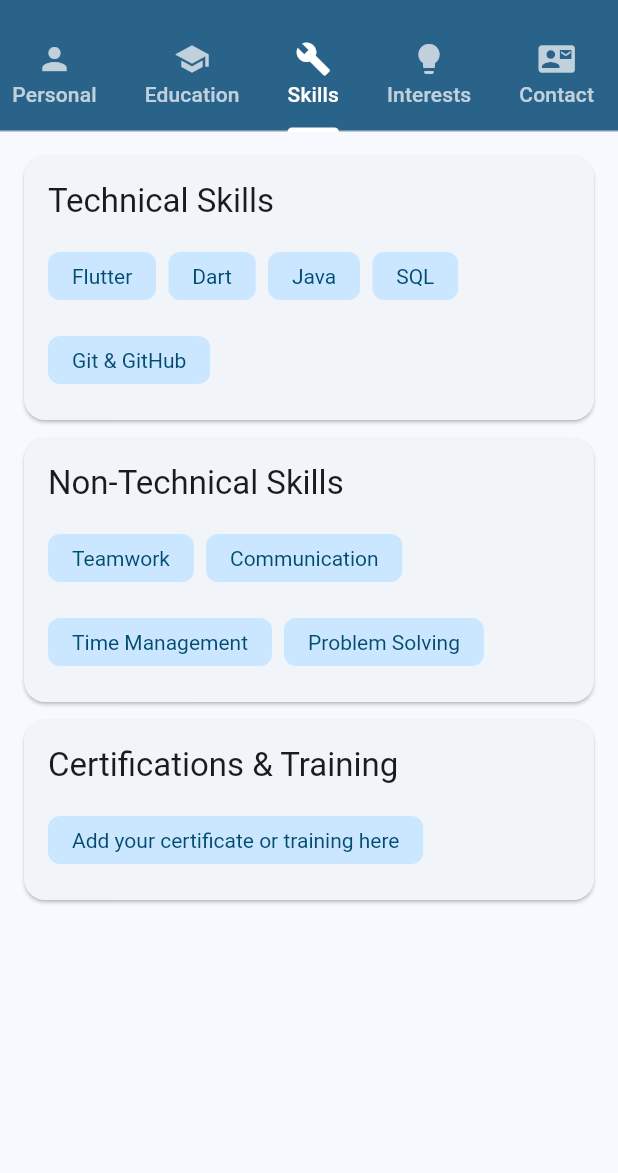
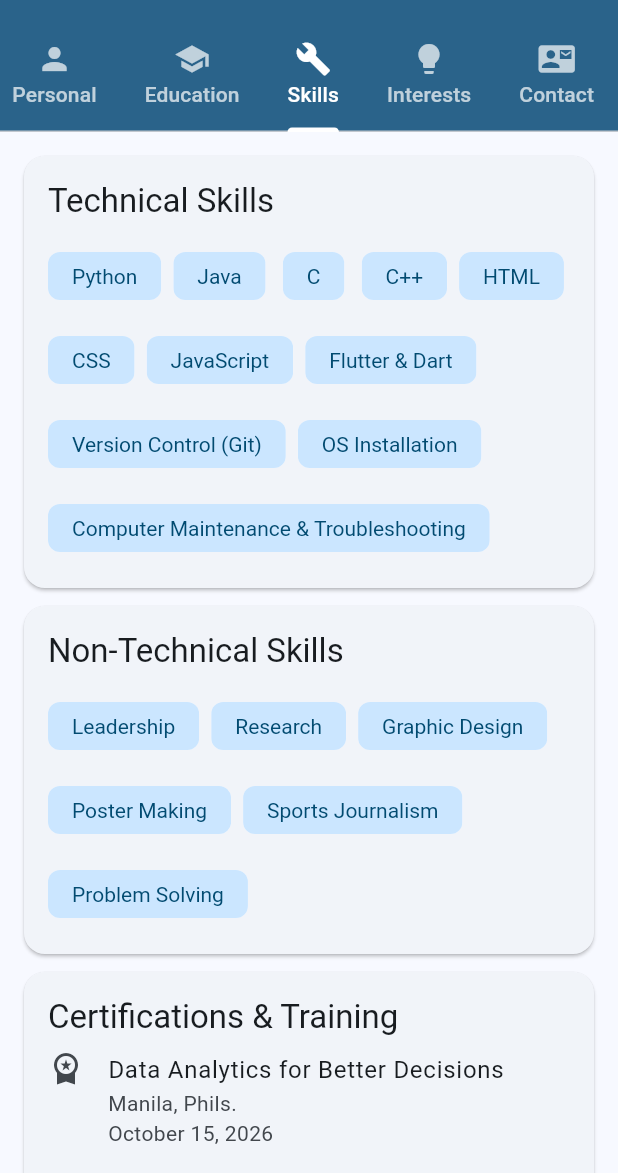
Before and after one commit to lcct-24-13115/my_portfolio, a Flutter app: the screen it shows after launch, tab 3 chosen, on a phone screen of 412 x 824 dp, the part 63-1236 px from its top. Run offline on Flutter 3.47's test engine with Material 3 defaults, Android fonts, the phone set to English and light mode, and no system bars.

Commit message:
Add personal info and photo, remove stray folder

```diff
--- a/lib/screens/contact_tab.dart
+++ b/lib/screens/contact_tab.dart
@@ -9,13 +9,12 @@ import '../app_theme.dart';
 class ContactTab extends StatelessWidget {
   const ContactTab({super.key});
 
-  // TODO: Replace with your real contact details.
   // Format: (icon, label, value)
   static const List<(IconData, String, String)> _items = [
-    (Icons.email, 'Email', 'your.email@example.com'),
-    (Icons.phone, 'Phone', '+63 900 000 0000'),
-    (Icons.facebook, 'Facebook', 'facebook.com/your.profile'),
+    (Icons.email, 'Email', 'cassandraalemania@gmail.com'),
+    (Icons.phone, 'Phone', '0956-297-3655'),
     (Icons.link, 'GitHub', 'github.com/lcct-24-13115'),
+    (Icons.location_on, 'Location', 'Tanauan City, Batangas'),
   ];
 
   /// Copies [value] to the clipboard and confirms with a SnackBar.
--- a/lib/screens/education_tab.dart
+++ b/lib/screens/education_tab.dart
@@ -6,22 +6,31 @@ import '../app_theme.dart';
 class EducationTab extends StatelessWidget {
   const EducationTab({super.key});
 
-  // TODO: Replace the school names, strand, and years with your real ones.
   // Kept in a list (newest first) so the UI code below stays short.
-  // Format: (school, degree, years)
+  // Format: (school, degree / level, years)
   static const List<(String, String, String)> _items = [
     (
       'La Consolacion College Tanauan',
       'Bachelor of Science in Information Technology',
-      '2023 - Present'
+      '2024 - Present'
     ),
     (
-      'Your Senior High School',
-      'Senior High School (Your Strand)',
+      'National Teachers College',
+      'Bachelor of Science in Accountancy',
+      '2023 - 2024'
+    ),
+    (
+      'Immaculate Heart of Mary College Inc.',
+      'Senior High School - Science, Technology, Engineering and '
+          'Mathematics (STEM)',
       '2021 - 2023'
     ),
-    ('Your Junior High School', 'Junior High School', '2017 - 2021'),
-    ('Your Elementary School', 'Elementary', '2011 - 2017'),
+    (
+      'San Juan City Integrated High School',
+      'High School',
+      '2016 - 2021'
+    ),
+    ('San Juan City Integrated School', 'Elementary', '2010 - 2016'),
   ];
 
   @override
--- a/lib/screens/interests_tab.dart
+++ b/lib/screens/interests_tab.dart
@@ -6,26 +6,48 @@ import '../app_theme.dart';
 class InterestsTab extends StatelessWidget {
   const InterestsTab({super.key});
 
-  // TODO: Replace the descriptions with your own words and real projects.
   // Format: (icon, title, description)
   static const List<(IconData, String, String)> _items = [
     (
+      Icons.code,
+      'Programming & Web Development',
+      'Building programs and websites with Python, Java, C++, HTML, CSS '
+          'and JavaScript.'
+    ),
+    (
       Icons.phone_android,
       'Mobile App Development',
-      'Building cross-platform apps with Flutter and Dart, focusing on '
-          'clean interfaces and a smooth user experience.'
+      'Creating cross-platform apps with Flutter and Dart, focusing on '
+          'clean design and a smooth user experience.'
+    ),
+    (
+      Icons.psychology,
+      'AI, Machine Learning & Data Analytics',
+      'Attending seminars on machine learning, AI in industry, and data '
+          'analytics to learn how data supports better decisions.'
     ),
     (
       Icons.science,
-      'Area of Research',
-      'Describe a topic you are curious about, e.g. mobile app usability '
-          'or emerging technologies.'
+      'Research',
+      'Research Excellence Awardee (2023). Interested in using research '
+          'to solve real problems with technology.'
+    ),
+    (
+      Icons.brush,
+      'Graphic Design',
+      'Champion, LCC Tanauan Graphic Design Contest (2024).'
     ),
     (
       Icons.folder_special,
       'Notable Projects',
-      'Tom and Jerry game (Flutter), My Portfolio app. Add any '
-          'publications or other projects here.'
+      'Tom and Jerry game (Flutter) and this Portfolio app (Flutter).'
+    ),
+    (
+      Icons.emoji_events,
+      'Achievements',
+      'Dean\'s Lister, La Consolacion College Tanauan (2025). Second '
+          'Runner-Up, Organizational Performance (2024). Leadership '
+          'Awardee, Immaculate Heart of Mary College (2021-2023).'
     ),
   ];
 
--- a/lib/screens/skills_tab.dart
+++ b/lib/screens/skills_tab.dart
@@ -6,26 +6,70 @@ import '../app_theme.dart';
 class SkillsTab extends StatelessWidget {
   const SkillsTab({super.key});
 
-  // TODO: Replace with your real skills and certificates.
   static const List<String> _technical = [
-    'Flutter',
-    'Dart',
+    'Python',
     'Java',
-    'SQL',
-    'Git & GitHub',
+    'C',
+    'C++',
+    'HTML',
+    'CSS',
+    'JavaScript',
+    'Flutter & Dart',
+    'Version Control (Git)',
+    'OS Installation',
+    'Computer Maintenance & Troubleshooting',
   ];
+
   static const List<String> _nonTechnical = [
-    'Teamwork',
-    'Communication',
-    'Time Management',
+    'Leadership',
+    'Research',
+    'Graphic Design',
+    'Poster Making',
+    'Sports Journalism',
     'Problem Solving',
   ];
-  static const List<String> _certifications = [
-    'Add your certificate or training here',
+
+  // Format: (seminar / training, venue, date)
+  static const List<(String, String, String)> _training = [
+    (
+      'Data Analytics for Better Decisions',
+      'Manila, Phils.',
+      'October 15, 2026'
+    ),
+    (
+      'Cloud Tools for Productivity',
+      'Manila, Phils.',
+      'October 14, 2026'
+    ),
+    (
+      'Financial Technology and AI Industry Seminar',
+      'TP ICAP, Bonifacio Global City, Taguig',
+      'March 23, 2026'
+    ),
+    (
+      'Machine Learning and Software Development Seminar',
+      'La Consolacion College Tanauan',
+      'March 18-19, 2026'
+    ),
+    (
+      '2-Day Technical Training: Robotics / Programming / Hackathon',
+      'La Consolacion College Tanauan',
+      'March 18-19, 2026'
+    ),
+    (
+      'Batangas Information Technology Conference (BITCON)',
+      'Lipa City, Batangas',
+      'April 25, 2025'
+    ),
+    (
+      'Intel Seminar: Navigating the AI Frontier',
+      'La Consolacion College Tanauan',
+      'March 25, 2025'
+    ),
   ];
 
   /// Builds one titled card whose items are shown as chips.
-  Widget _section(BuildContext context, String title, List<String> items) {
+  Widget _chipSection(BuildContext context, String title, List<String> items) {
     return Card(
       child: Padding(
         padding: const EdgeInsets.all(16),
@@ -46,14 +90,40 @@ class SkillsTab extends StatelessWidget {
     );
   }
 
+  /// Builds the card listing seminars and trainings attended.
+  Widget _trainingSection(BuildContext context) {
+    return Card(
+      child: Padding(
+        padding: const EdgeInsets.symmetric(vertical: 16),
+        child: Column(
+          crossAxisAlignment: CrossAxisAlignment.start,
+          children: [
+            Padding(
+              padding: const EdgeInsets.symmetric(horizontal: 16),
+              child: Text('Certifications & Training',
+                  style: Theme.of(context).textTheme.titleLarge),
+            ),
+            for (final (title, venue, date) in _training)
+              ListTile(
+                leading: const Icon(Icons.workspace_premium),
+                title: Text(title),
+                subtitle: Text('$venue\n$date'),
+                isThreeLine: true,
+              ),
+          ],
+        ),
+      ),
+    );
+  }
+
   @override
   Widget build(BuildContext context) {
     return ListView(
       padding: AppTheme.pagePadding,
       children: [
-        _section(context, 'Technical Skills', _technical),
-        _section(context, 'Non-Technical Skills', _nonTechnical),
-        _section(context, 'Certifications & Training', _certifications),
+        _chipSection(context, 'Technical Skills', _technical),
+        _chipSection(context, 'Non-Technical Skills', _nonTechnical),
+        _trainingSection(context),
       ],
     );
   }
--- a/my_portfolio-main/lib/app_theme.dart
+++ /dev/null
@@ -1,38 +0,0 @@
-import 'package:flutter/material.dart';
-
-/// Central place for the app's look and feel.
-///
-/// Every screen reads colors and text styles from the theme built here,
-/// which keeps the color scheme, typography, and spacing consistent.
-class AppTheme {
-  AppTheme._(); // Not meant to be instantiated.
-
-  /// Seed color: Material 3 generates the full matching palette from it.
-  static const Color seed = Color(0xFF0B6FA4);
-
-  /// Standard padding used by every tab so layouts line up.
-  static const EdgeInsets pagePadding = EdgeInsets.all(16);
-
-  static ThemeData get light {
-    final scheme = ColorScheme.fromSeed(seedColor: seed);
-    return ThemeData(
-      useMaterial3: true,
-      colorScheme: scheme,
-      appBarTheme: AppBarTheme(
-        backgroundColor: scheme.primary,
-        foregroundColor: Colors.white,
-        centerTitle: true,
-      ),
-      cardTheme: CardThemeData(
-        elevation: 1,
-        margin: const EdgeInsets.only(bottom: 12),
-        shape: RoundedRectangleBorder(borderRadius: BorderRadius.circular(14)),
-      ),
-      chipTheme: ChipThemeData(
-        backgroundColor: scheme.primaryContainer,
-        labelStyle: TextStyle(color: scheme.onPrimaryContainer),
-        side: BorderSide.none,
-      ),
-    );
-  }
-}
--- a/my_portfolio-main/lib/main.dart
+++ /dev/null
@@ -1,67 +0,0 @@
-import 'package:flutter/material.dart';
-
-import 'app_theme.dart';
-import 'screens/contact_tab.dart';
-import 'screens/education_tab.dart';
-import 'screens/interests_tab.dart';
-import 'screens/personal_info_tab.dart';
-import 'screens/skills_tab.dart';
-
-void main() => runApp(const PortfolioApp());
-
-/// Root widget. The theme is defined once in [AppTheme] so every
-/// screen shares the same colors and typography.
-class PortfolioApp extends StatelessWidget {
-  const PortfolioApp({super.key});
-
-  @override
-  Widget build(BuildContext context) {
-    return MaterialApp(
-      title: 'My Portfolio',
-      debugShowCheckedModeBanner: false,
-      theme: AppTheme.light,
-      home: const HomePage(),
-    );
-  }
-}
-
-/// Main page: a [TabBar] in the app bar and a [TabBarView] for the content.
-class HomePage extends StatelessWidget {
-  const HomePage({super.key});
-
-  @override
-  Widget build(BuildContext context) {
-    return DefaultTabController(
-      length: 5, // Must equal the number of tabs AND the number of views.
-      child: Scaffold(
-        appBar: AppBar(
-          title: const Text('My Portfolio'),
-          bottom: const TabBar(
-            isScrollable: true,
-            tabAlignment: TabAlignment.center,
-            labelColor: Colors.white,
-            unselectedLabelColor: Colors.white70,
-            indicatorColor: Colors.white,
-            tabs: [
-              Tab(icon: Icon(Icons.person), text: 'Personal'),
-              Tab(icon: Icon(Icons.school), text: 'Education'),
-              Tab(icon: Icon(Icons.build), text: 'Skills'),
-              Tab(icon: Icon(Icons.lightbulb), text: 'Interests'),
-              Tab(icon: Icon(Icons.contact_mail), text: 'Contact'),
-            ],
-          ),
-        ),
-        // Order here must match the order of the tabs above.
-        body: const TabBarView(
-          children: [
-            PersonalInfoTab(),
-            EducationTab(),
-            SkillsTab(),
-            InterestsTab(),
-            ContactTab(),
-          ],
-        ),
-      ),
-    );
-  }
-}
--- a/my_portfolio-main/lib/screens/skills_tab.dart
+++ /dev/null
@@ -1,60 +0,0 @@
-import 'package:flutter/material.dart';
-
-import '../app_theme.dart';
-
-/// Third tab: technical skills, non-technical skills, certifications.
-class SkillsTab extends StatelessWidget {
-  const SkillsTab({super.key});
-
-  // TODO: Replace with your real skills and certificates.
-  static const List<String> _technical = [
-    'Flutter',
-    'Dart',
-    'Java',
-    'SQL',
-    'Git & GitHub',
-  ];
-  static const List<String> _nonTechnical = [
-    'Teamwork',
-    'Communication',
-    'Time Management',
-    'Problem Solving',
-  ];
-  static const List<String> _certifications = [
-    'Add your certificate or training here',
-  ];
-
-  /// Builds one titled card whose items are shown as chips.
-  Widget _section(BuildContext context, String title, List<String> items) {
-    return Card(
-      child: Padding(
-        padding: const EdgeInsets.all(16),
-        child: Column(
-          crossAxisAlignment: CrossAxisAlignment.start,
-          children: [
-            Text(title, style: Theme.of(context).textTheme.titleLarge),
-            const SizedBox(height: 12),
-            // Wrap places chips in rows and starts a new line when full.
-            Wrap(
-              spacing: 8,
-              runSpacing: 8,
-              children: [for (final s in items) Chip(label: Text(s))],
-            ),
-          ],
-        ),
-      ),
-    );
-  }
-
-  @override
-  Widget build(BuildContext context) {
-    return ListView(
-      padding: AppTheme.pagePadding,
-      children: [
-        _section(context, 'Technical Skills', _technical),
-        _section(context, 'Non-Technical Skills', _nonTechnical),
-        _section(context, 'Certifications & Training', _certifications),
-      ],
-    );
-  }
-}
```
Also changed, not shown: lib/screens/personal_info_tab.dart (+7 -5 lines), my_portfolio-main/analysis_options.yaml (deleted, +0 -38 lines), my_portfolio-main/lib/screens/contact_tab.dart (deleted, +0 -48 lines), my_portfolio-main/lib/screens/education_tab.dart (deleted, +0 -44 lines), my_portfolio-main/lib/screens/interests_tab.dart (deleted, +0 -49 lines), my_portfolio-main/lib/screens/personal_info_tab.dart (deleted, +0 -71 lines), my_portfolio-main/pubspec.yaml (deleted, +0 -93 lines), assets/images/profile.jpg (added), my_portfolio-main/pubspec.lock (deleted), 127 other files.
